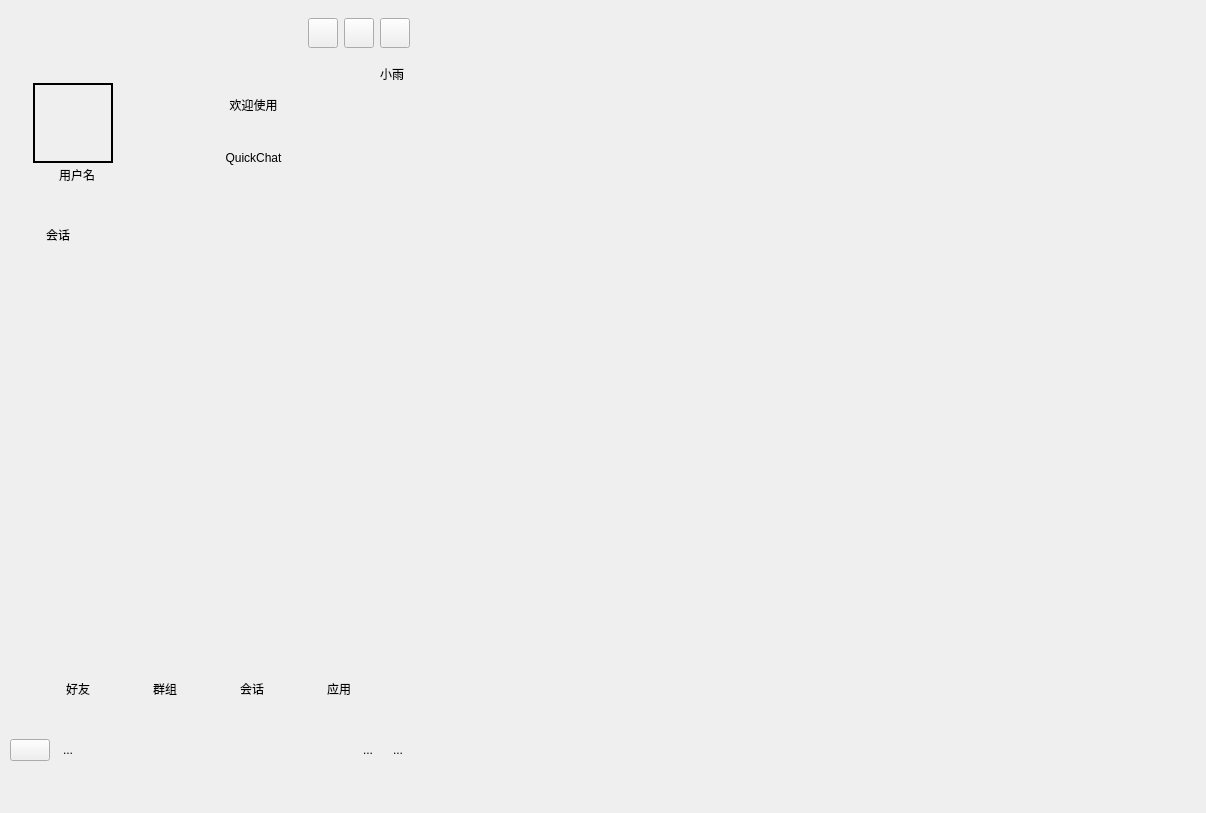
First picture: the form in QuickChat/mainwindow.ui, repository EUIOwO/QuickChat, before the edit.
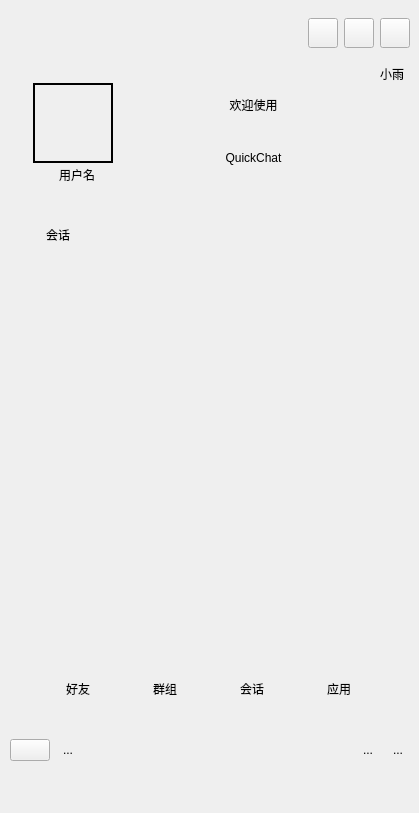
Second picture: the form after the edit. Icons and pictures are not drawn. Custom widgets are drawn as their Qt base class.

What changed in the file:
```diff
--- a/QuickChat/mainwindow.ui
+++ b/QuickChat/mainwindow.ui
@@ -6,7 +6,7 @@
    <rect>
     <x>0</x>
     <y>0</y>
-    <width>1206</width>
+    <width>419</width>
     <height>813</height>
    </rect>
   </property>
```
